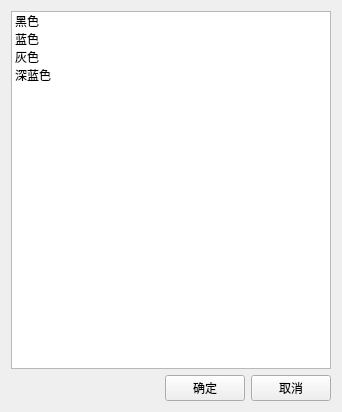
Above: LxDairy/src/SkinWidget.ui from leishengxie/FengZhiHong before the change. Below: the same form after it.
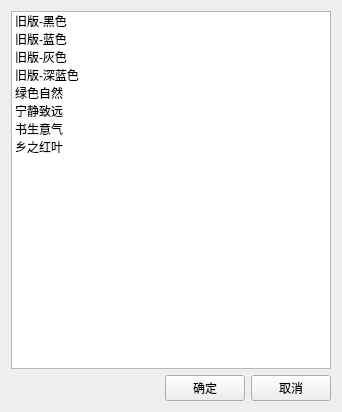
That is the form after the change.

What changed in the file:
```diff
--- a/LxDairy/src/SkinWidget.ui
+++ b/LxDairy/src/SkinWidget.ui
@@ -18,22 +18,42 @@
     <widget class="QListWidget" name="listWidget">
      <item>
       <property name="text">
-       <string>黑色</string>
+       <string>旧版-黑色</string>
       </property>
      </item>
      <item>
       <property name="text">
-       <string>蓝色</string>
+       <string>旧版-蓝色</string>
       </property>
      </item>
      <item>
       <property name="text">
-       <string>灰色</string>
+       <string>旧版-灰色</string>
       </property>
      </item>
      <item>
       <property name="text">
-       <string>深蓝色</string>
+       <string>旧版-深蓝色</string>
+      </property>
+     </item>
+     <item>
+      <property name="text">
+       <string>绿色自然</string>
+      </property>
+     </item>
+     <item>
+      <property name="text">
+       <string>宁静致远</string>
+      </property>
+     </item>
+     <item>
+      <property name="text">
+       <string>书生意气</string>
+      </property>
+     </item>
+     <item>
+      <property name="text">
+       <string>乡之红叶</string>
       </property>
      </item>
     </widget>
```
